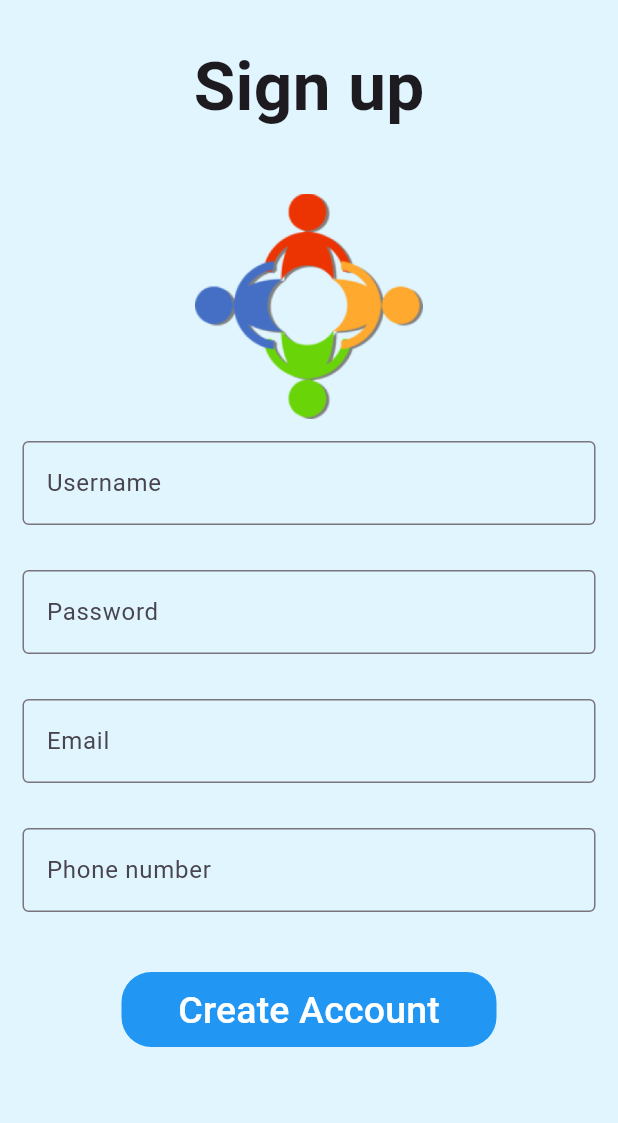
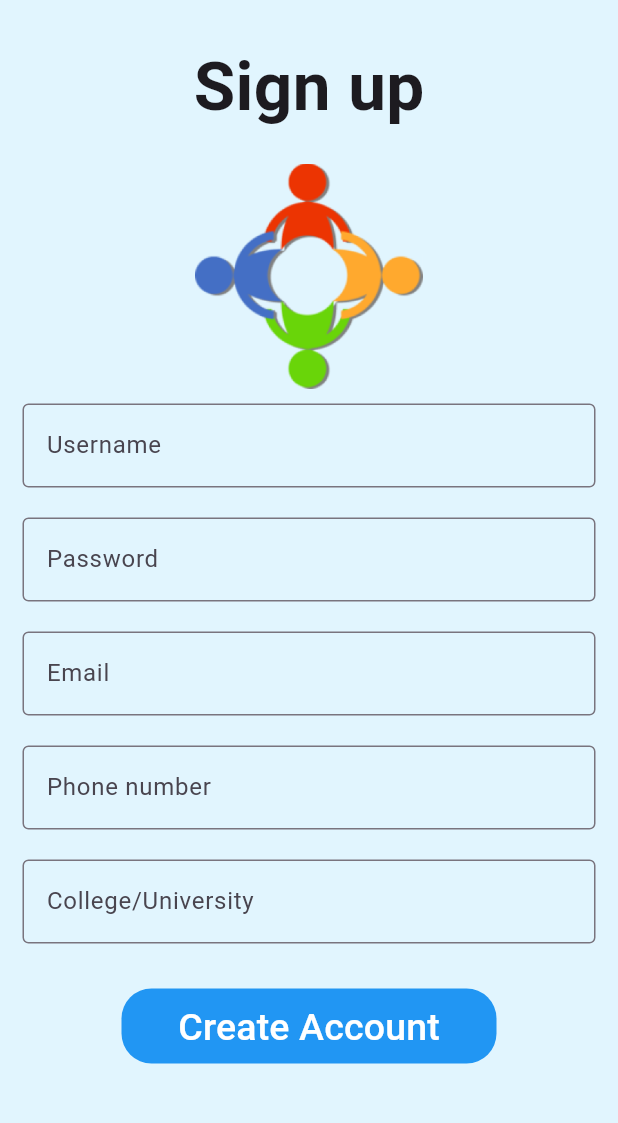
Before and after one commit to razviz/EDCC-Collab, a Flutter app: the Register screen opened directly, on a phone screen of 412 x 824 dp, the part 84-1207 px from its top. Run offline on Flutter 3.47's test engine with Material 3 defaults, Android fonts, the phone set to English and light mode, and no system bars; our stand-ins replace firebase_core, google_maps_flutter; accounts and stored records are empty.

Commit message:
Added a textfield in registration page for the user's university/college that they're currently attending

```diff
--- a/lib/main.dart
+++ b/lib/main.dart
@@ -450,7 +450,7 @@ class Register extends StatelessWidget {
             ),
 
             Padding(
-              padding: const EdgeInsets.only(top: 40.0),
+              padding: const EdgeInsets.only(top: 20.0),
               child: Center(
                 child: Container(
                     width: 200,
@@ -463,7 +463,7 @@ class Register extends StatelessWidget {
             ),
             const Padding(
               //padding: const EdgeInsets.only(left:15.0,right: 15.0,top:0,bottom: 0),
-              padding: EdgeInsets.symmetric(vertical: 15, horizontal: 15),
+              padding: EdgeInsets.symmetric(vertical: 10, horizontal: 15),
               child: TextField(
                 decoration: InputDecoration(
                     border: OutlineInputBorder(),
@@ -474,7 +474,7 @@ class Register extends StatelessWidget {
             ),
             const Padding(
               //padding: const EdgeInsets.only(left:15.0,right: 15.0,top:0,bottom: 0),
-              padding: EdgeInsets.symmetric(vertical: 15, horizontal: 15),
+              padding: EdgeInsets.symmetric(vertical: 10, horizontal: 15),
               child: TextField(
                 obscureText: true,
                 decoration: InputDecoration(
@@ -485,7 +485,7 @@ class Register extends StatelessWidget {
             ),
             const Padding(
               //padding: const EdgeInsets.only(left:15.0,right: 15.0,top:0,bottom: 0),
-              padding: EdgeInsets.symmetric(vertical: 15, horizontal: 15),
+              padding: EdgeInsets.symmetric(vertical: 10, horizontal: 15),
               child: TextField(
                 decoration: InputDecoration(
                     border: OutlineInputBorder(),
@@ -494,8 +494,8 @@ class Register extends StatelessWidget {
               ),
             ),
             const Padding(
-              padding:
-                  EdgeInsets.only(left: 15.0, right: 15.0, top: 15, bottom: 40),
+              padding: EdgeInsets.symmetric(vertical: 10, horizontal: 15),
+                  //EdgeInsets.only(left: 15.0, right: 15.0, top: 15, bottom: 40),
               //padding: EdgeInsets.symmetric(horizontal: 15),
               child: TextField(
                 decoration: InputDecoration(
@@ -503,6 +503,18 @@ class Register extends StatelessWidget {
                     labelText: 'Phone number',
                     hintText:
                         'Enter a valid phone number such as 905-490-0456'),
+              ),
+            ),
+            const Padding(
+              padding:
+              EdgeInsets.only(left: 15.0, right: 15.0, top: 10, bottom: 30),
+              //padding: EdgeInsets.symmetric(horizontal: 15),
+              child: TextField(
+                decoration: InputDecoration(
+                    border: OutlineInputBorder(),
+                    labelText: 'College/University',
+                    hintText:
+                    'Enter the college or university you attend'),
               ),
             ),
             Container(
```
